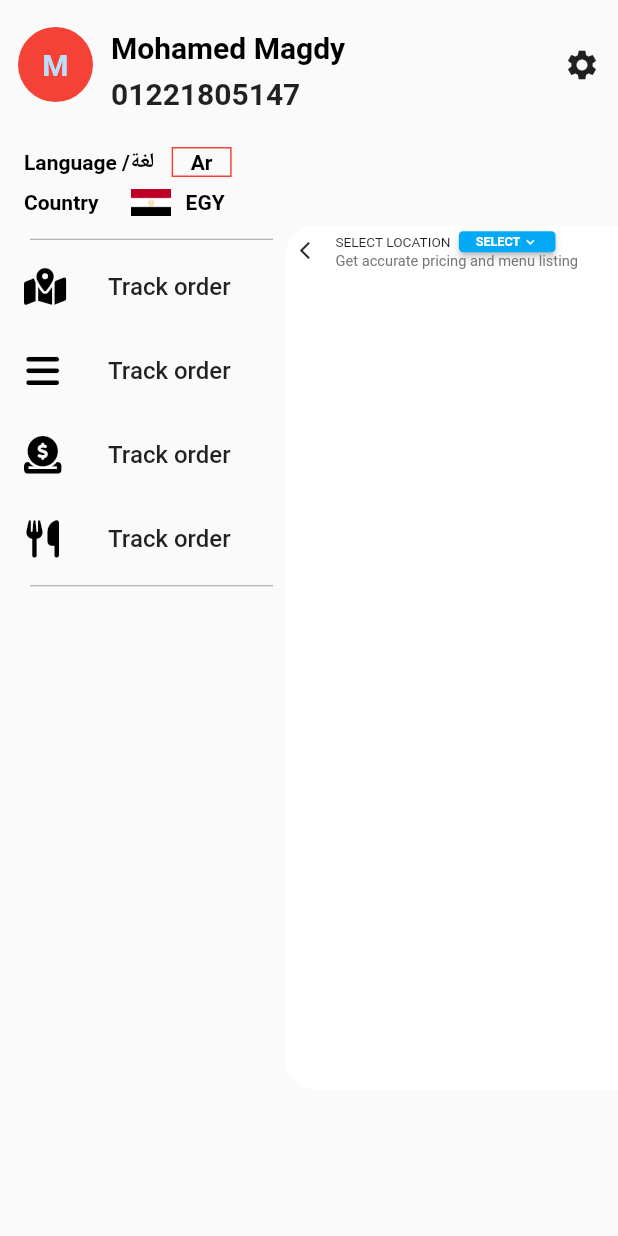
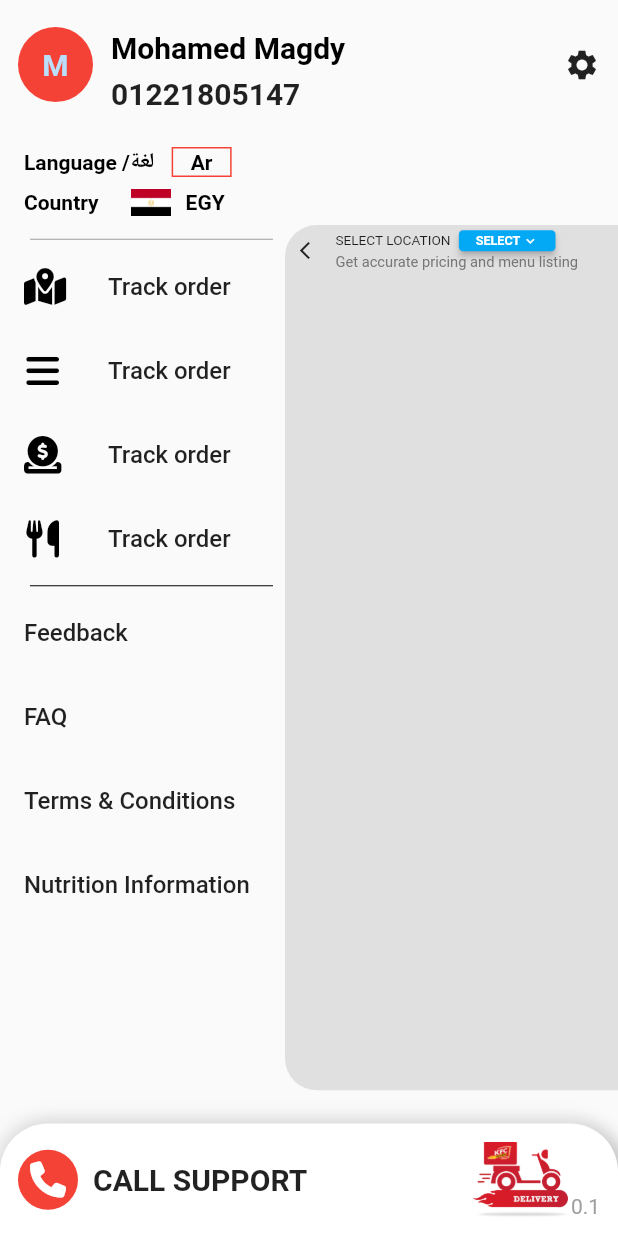
Before and after one commit to momagdy75/KFC, a Flutter app: the screen it shows after launch, after a tap on the "menu" icon, on a phone screen of 412 x 824 dp. Run offline on Flutter 3.47's test engine with Material 2 defaults, Android fonts, the phone set to English and light mode, and no system bars; our stand-ins replace font_awesome_flutter.

Commit message:
KFC App version 0.01

```diff
--- a/lib/AnimatedDrawer.dart
+++ b/lib/AnimatedDrawer.dart
@@ -1,5 +1,6 @@
 import 'package:flutter/material.dart';
 import 'package:font_awesome_flutter/font_awesome_flutter.dart';
+
 class AnimatedDrawer extends StatefulWidget {
   const AnimatedDrawer({Key? key}) : super(key: key);
 
@@ -8,16 +9,18 @@ class AnimatedDrawer extends StatefulWidget {
 }
 
 class _AnimatedDrawerState extends State<AnimatedDrawer> {
+  String Version = "0.1";
+
   @override
   Widget build(BuildContext context) {
     return SafeArea(
       child: Container(
-
         child: Column(
           crossAxisAlignment: CrossAxisAlignment.start,
           children: [
             //upper area
-            Row(children: [
+            Row(
+              children: [
                 //profile area
                 Padding(
                   padding: const EdgeInsets.all(12.0),
@@ -40,11 +43,14 @@ class _AnimatedDrawerState extends State<AnimatedDrawer> {
                             child: Text(
                               "Mohamed Magdy",
                               style: TextStyle(
-                                fontSize: 20, fontWeight: FontWeight.bold,color: Colors.black),
+                                  fontSize: 20,
+                                  fontWeight: FontWeight.bold,
+                                  color: Colors.black),
                             ),
                           ),
                           Padding(
-                          padding: const EdgeInsets.symmetric(horizontal: 12.0),
+                            padding:
+                                const EdgeInsets.symmetric(horizontal: 12.0),
                             child: Text(
                               "01221805147",
                               style: TextStyle(
@@ -61,8 +67,9 @@ class _AnimatedDrawerState extends State<AnimatedDrawer> {
 
                 //-------------------------------------//
                 Spacer(),
-              IconButton(onPressed: (){}, icon: Icon(Icons.settings))
-            ],),
+                IconButton(onPressed: () {}, icon: Icon(Icons.settings))
+              ],
+            ),
             //----------------------//
             //Language and country area
             Padding(
@@ -71,41 +78,65 @@ class _AnimatedDrawerState extends State<AnimatedDrawer> {
                 crossAxisAlignment: CrossAxisAlignment.start,
                 children: [
                   Padding(
-                    padding: const EdgeInsets.symmetric(horizontal: 8.0,
-                        vertical: 4),
+                    padding: const EdgeInsets.symmetric(
+                        horizontal: 8.0, vertical: 4),
                     child: Row(
                       children: [
-                        Text("Language /لغة ",style: TextStyle(fontSize: 14,fontWeight: FontWeight.bold,color: Colors.black),),
+                        Text(
+                          "Language /لغة ",
+                          style: TextStyle(
+                              fontSize: 14,
+                              fontWeight: FontWeight.bold,
+                              color: Colors.black),
+                        ),
                         Padding(
                           padding: const EdgeInsets.symmetric(horizontal: 8.0),
                           child: Container(
                             height: 20,
                             width: 40,
                             decoration: BoxDecoration(
-                                border:Border.all(color:Colors.red)
-                            ),
-                            child: Center(child: Text("Ar",style: TextStyle(fontSize: 14,fontWeight: FontWeight.bold,color: Colors.black),)),
+                                border: Border.all(color: Colors.red)),
+                            child: Center(
+                                child: Text(
+                              "Ar",
+                              style: TextStyle(
+                                  fontSize: 14,
+                                  fontWeight: FontWeight.bold,
+                                  color: Colors.black),
+                            )),
                           ),
                         )
                       ],
                     ),
                   ),
                   Padding(
-                    padding: const EdgeInsets.symmetric(horizontal: 8.0,vertical: 4),
+                    padding: const EdgeInsets.symmetric(
+                        horizontal: 8.0, vertical: 4),
                     child: Row(
-
                       children: [
-                        Text("Country",style: TextStyle(fontSize: 14,fontWeight: FontWeight.bold,color: Colors.black),),
+                        Text(
+                          "Country",
+                          style: TextStyle(
+                              fontSize: 14,
+                              fontWeight: FontWeight.bold,
+                              color: Colors.black),
+                        ),
                         Padding(
-                          padding: const EdgeInsets.only(left: 20.0,right: 8),
+                          padding: const EdgeInsets.only(left: 20.0, right: 8),
                           child: Container(
                               height: 18,
                               width: 30,
-                              child: Image(image: AssetImage("assets/images/egypt.png"))),
+                              child: Image(
+                                  image:
+                                      AssetImage("assets/images/egypt.png"))),
                         ),
-                        Text("EGY",style:TextStyle(fontSize: 14,fontWeight: FontWeight.bold,color: Colors.black),)
-
-
+                        Text(
+                          "EGY",
+                          style: TextStyle(
+                              fontSize: 14,
+                              fontWeight: FontWeight.bold,
+                              color: Colors.black),
+                        )
                       ],
                     ),
                   )
@@ -113,22 +144,101 @@ class _AnimatedDrawerState extends State<AnimatedDrawer> {
               ),
             ),
             //----------------------//
-            Divider(height: 7,color: Colors.grey,indent: 20,endIndent: 230,),
+            Divider(
+              height: 7,
+              color: Colors.grey,
+              indent: 20,
+              endIndent: 230,
+            ),
             Expanded(
               child: SingleChildScrollView(
                 child: Column(
                   children: [
-                   BuildMenuItem(Title: "Track order",icon:FontAwesomeIcons.mapLocationDot, function: (){}),
-                   BuildMenuItem(Title: "Track order",icon: FontAwesomeIcons.bars, function: (){}),
-                   BuildMenuItem(Title: "Track order",icon: FontAwesomeIcons.circleDollarToSlot, function: (){}),
-                   BuildMenuItem(Title: "Track order",icon: FontAwesomeIcons.utensils, function: (){}),
-                   Divider(height: 7,color: Colors.grey,indent: 20,endIndent: 230,),
-
+                    BuildMenuItem(
+                        Title: "Track order",
+                        icon: FontAwesomeIcons.mapLocationDot,
+                        function: () {}),
+                    BuildMenuItem(
+                        Title: "Track order",
+                        icon: FontAwesomeIcons.bars,
+                        function: () {}),
+                    BuildMenuItem(
+                        Title: "Track order",
+                        icon: FontAwesomeIcons.circleDollarToSlot,
+                        function: () {}),
+                    BuildMenuItem(
+                        Title: "Track order",
+                        icon: FontAwesomeIcons.utensils,
+                        function: () {}),
+                    Divider(
+                      height: 7,
+                      color: Colors.black,
+                      indent: 20,
+                      endIndent: 230,
+                    ),
+                    BuildMenuItemNoIcon(Title: "Feedback", function: () {}),
+                    BuildMenuItemNoIcon(Title: "FAQ", function: () {}),
+                    BuildMenuItemNoIcon(
+                        Title: "Terms & Conditions", function: () {}),
+                    BuildMenuItemNoIcon(
+                        Title: "Nutrition Information", function: () {}),
                   ],
                 ),
               ),
             ),
-
+            Container(
+              height: 75,
+              decoration: BoxDecoration(
+                  boxShadow: [
+                    BoxShadow(
+                        blurRadius: 10,
+                        offset: const Offset(4, 4),
+                        color: Colors.grey),
+                    BoxShadow(
+                        blurRadius: 10,
+                        offset: const Offset(-2, -2),
+                        color: Colors.grey.shade300)
+                  ],
+                  color: Colors.white,
+                  borderRadius: BorderRadius.only(
+                      topRight: Radius.circular(32),
+                      topLeft: Radius.circular(32))),
+              child: Padding(
+                padding: const EdgeInsets.all(12.0),
+                child: Row(
+                  children: [
+                    CircleAvatar(
+                      backgroundColor: Colors.red,
+                      child: IconButton(
+                        onPressed: (){},
+                        icon:Icon(FontAwesomeIcons.phone),
+                        color: Colors.white,
+                      ),
+                    ),
+                    SizedBox(
+                      width: 10,
+                    ),
+                    GestureDetector(
+                      onTap: (){},
+                      child: Text("CALL SUPPORT",
+                          style: TextStyle(
+                              fontSize: 20, fontWeight: FontWeight.bold)),
+                    ),
+                    Spacer(),
+                    Image(image: AssetImage("assets/images/delivery.png")),
+                    Column(
+                      mainAxisAlignment: MainAxisAlignment.end,
+                      children: [
+                        Text(
+                          "$Version",
+                          style: TextStyle(color: Colors.grey),
+                        ),
+                      ],
+                    )
+                  ],
+                ),
+              ),
+            )
           ],
         ),
       ),
@@ -136,10 +246,24 @@ class _AnimatedDrawerState extends State<AnimatedDrawer> {
   }
 
   Widget BuildMenuItem(
-      {required String Title,required IconData icon, required Function() function}) {
-    final Color = Colors.white;
-   return ListTile( leading: Icon(icon,size: 25),iconColor: Colors.black,
-     title: Text("$Title", style: TextStyle(fontSize: 16,fontWeight: FontWeight.w500)),
-     onTap: function,);
+      {required String Title,
+      required IconData icon,
+      required Function() function}) {
+    return ListTile(
+      leading: Icon(icon, size: 25),
+      iconColor: Colors.black,
+      title: Text("$Title",
+          style: TextStyle(fontSize: 16, fontWeight: FontWeight.w500)),
+      onTap: function,
+    );
+  }
+
+  Widget BuildMenuItemNoIcon(
+      {required String Title, required Function() function}) {
+    return ListTile(
+      title: Text("$Title",
+          style: TextStyle(fontSize: 16, fontWeight: FontWeight.w500)),
+      onTap: function,
+    );
   }
 }
--- a/lib/MainHome.dart
+++ b/lib/MainHome.dart
@@ -23,13 +23,14 @@ class _MainHomeState extends State<MainHome> {
   Widget build(BuildContext context) {
 
     return AnimatedContainer(
-      transform: Matrix4.translationValues(xOffset, yOffset, 0)
+      transform: Matrix4.translationValues(xOffset, yOffset,0)
         ..scale(scaleFactor),
+
       duration: Duration(milliseconds: 250),
       decoration: BoxDecoration(
         borderRadius:
         isOpen ? BorderRadius.circular(30) : BorderRadius.circular(0),
-        color: Colors.white,
+        color: isOpen? Colors.grey.shade300 : Colors.white,
       ),
 
       child: SafeArea(
@@ -53,7 +54,7 @@ class _MainHomeState extends State<MainHome> {
                         }
                       });
                     },
-                    icon: isOpen ? Icon(Icons.arrow_back_ios,size: 20,) : Icon(Icons.menu)),
+                    icon: isOpen ? Icon(Icons.arrow_back_ios,size: 20,) : Icon(Icons.menu,size: 30,)),
                 Column(
                   crossAxisAlignment: CrossAxisAlignment.start,
                   children: [
@@ -103,10 +104,14 @@ class _MainHomeState extends State<MainHome> {
                         ),
                       ],
                     ),
+                    SizedBox(height: 2,),
                     Text(
                       "Get accurate pricing and menu listing",
                       style: TextStyle(color: Colors.grey.shade600),
-                    )
+                    ),
+                    Row(children: [
+
+                    ],)
                   ],
                 )
               ],
```
Also changed, not shown: assets/images/delivery.png (added). Lines whose indentation alone changed are shown as unchanged.
